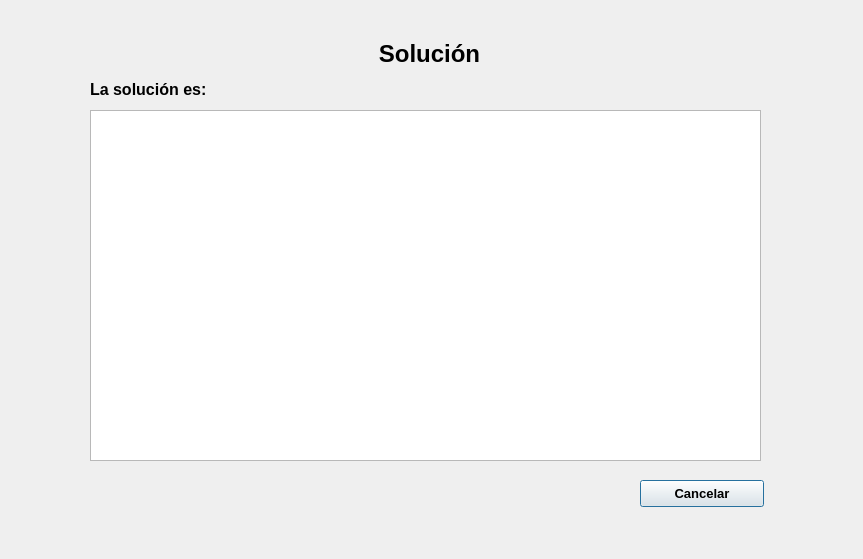
Old version of the form UI/solucionecuacionesiterativas.ui in the repository dhoyoso/AnalisisNumerico.
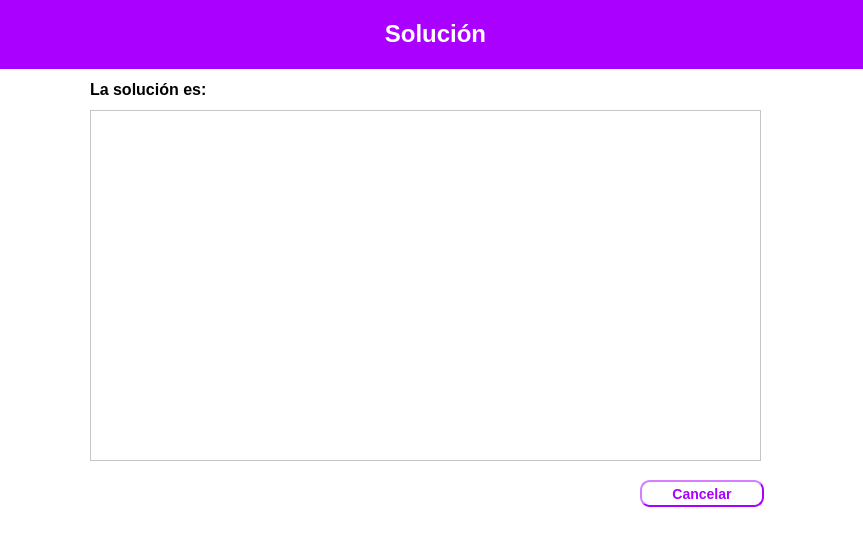
New version of the form.

```diff
--- a/UI/solucionecuacionesiterativas.ui
+++ b/UI/solucionecuacionesiterativas.ui
@@ -13,6 +13,9 @@
   <property name="windowTitle">
    <string>Dialog</string>
   </property>
+  <property name="styleSheet">
+   <string notr="true">background-color: rgb(255, 255, 255);</string>
+  </property>
   <widget class="QLabel" name="label_4">
    <property name="geometry">
     <rect>
@@ -49,19 +52,6 @@
     <string>&lt;html&gt;&lt;head/&gt;&lt;body&gt;&lt;p&gt;&lt;br/&gt;&lt;/p&gt;&lt;/body&gt;&lt;/html&gt;</string>
    </property>
   </widget>
-  <widget class="QLabel" name="label">
-   <property name="geometry">
-    <rect>
-     <x>9</x>
-     <y>40</y>
-     <width>841</width>
-     <height>29</height>
-    </rect>
-   </property>
-   <property name="text">
-    <string>&lt;html&gt;&lt;head/&gt;&lt;body&gt;&lt;p align=&quot;center&quot;&gt;&lt;span style=&quot; font-size:18pt; font-weight:600;&quot;&gt;Solución&lt;/span&gt;&lt;/p&gt;&lt;/body&gt;&lt;/html&gt;</string>
-   </property>
-  </widget>
   <widget class="QPushButton" name="pushButton_3">
    <property name="geometry">
     <rect>
@@ -73,11 +63,21 @@
    </property>
    <property name="font">
     <font>
-     <pointsize>10</pointsize>
+     <pointsize>-1</pointsize>
      <weight>75</weight>
+     <italic>false</italic>
      <bold>true</bold>
     </font>
    </property>
+   <property name="styleSheet">
+    <string notr="true">color: rgb(170, 0, 255);
+	border-width: 2px;
+    border-style: outset;
+    border-radius: 10px;
+    border-color:rgb(170, 0, 255);
+    font: bold 14px;
+    padding: 6px;</string>
+   </property>
    <property name="text">
     <string>Cancelar</string>
    </property>
@@ -92,6 +92,22 @@
     </rect>
    </property>
   </widget>
+  <widget class="QLabel" name="label_2">
+   <property name="geometry">
+    <rect>
+     <x>0</x>
+     <y>0</y>
+     <width>871</width>
+     <height>69</height>
+    </rect>
+   </property>
+   <property name="styleSheet">
+    <string notr="true">background-color: rgb(170, 0, 255);</string>
+   </property>
+   <property name="text">
+    <string>&lt;html&gt;&lt;head/&gt;&lt;body&gt;&lt;p align=&quot;center&quot;&gt;&lt;span style=&quot; font-size:18pt; font-weight:600; color:#ffffff;&quot;&gt;Solución&lt;/span&gt;&lt;/p&gt;&lt;/body&gt;&lt;/html&gt;</string>
+   </property>
+  </widget>
  </widget>
  <resources/>
  <connections/>
```
